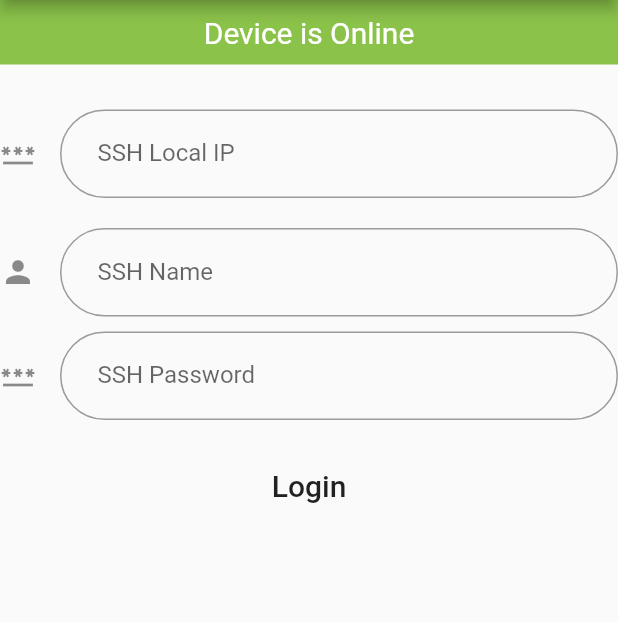
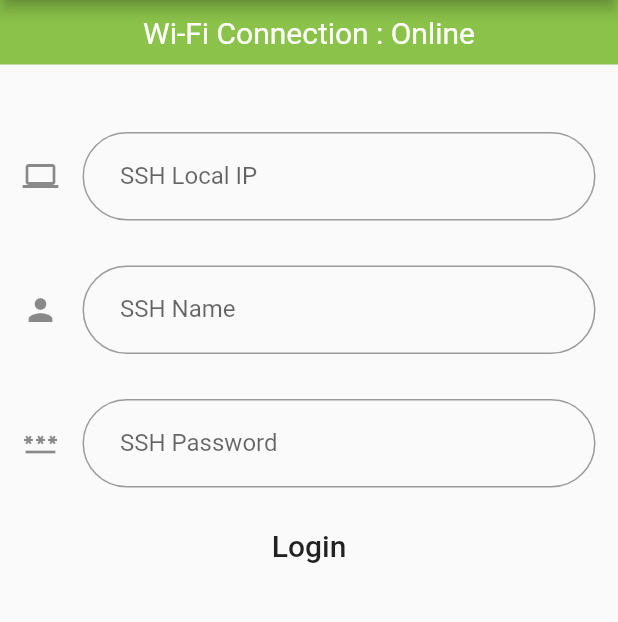
Before and after one commit to denixsucks/SSHx, a Flutter app: the screen it shows after launch, after a tap on "Login", on a phone screen of 412 x 824 dp, the part 84-706 px from its top. Run offline on Flutter 3.47's test engine with Material 2 defaults, Android fonts, the phone set to English and light mode, and no system bars; our stand-ins replace connectivity_plus; missing offline and left inert: dartssh2.

Commit message:
ok nice.

```diff
--- /dev/null
+++ b/lib/home.dart
@@ -0,0 +1 @@
+import 'package:flutter/material.dart';
--- /dev/null
+++ b/lib/loginscreen.dart
@@ -0,0 +1,155 @@
+import 'dart:async';
+import 'package:connectivity_plus/connectivity_plus.dart';
+import 'package:flutter/material.dart';
+import 'package:dartssh2/dartssh2.dart';
+
+class Home extends StatefulWidget {
+  const Home({Key? key}) : super(key: key);
+
+  @override
+  _HomeState createState() => _HomeState();
+}
+
+//----------------------------- STATES
+class _HomeState extends State<Home> {
+  StreamSubscription? connection;
+  bool isoffline = false;
+  String sshIP = '';
+  String sshName = '';
+  String sshPassword = '';
+
+  @override
+  void initState() {
+    connection = Connectivity()
+        .onConnectivityChanged
+        .listen((ConnectivityResult result) {
+      // whenevery connection status is changed.
+      if (result == ConnectivityResult.wifi) {
+        //there is no any connection
+        setState(() {
+          isoffline = false;
+        });
+      } else {
+        //connection is from wifi
+        setState(() {
+          isoffline = true;
+        });
+      }
+    });
+    super.initState();
+  }
+
+  @override
+  void dispose() {
+    connection!.cancel();
+    super.dispose();
+  }
+
+  void sshConnect() async {
+    setState(() {});
+    final client = SSHClient(
+      await SSHSocket.connect(sshIP, 22),
+      username: sshName,
+      onPasswordRequest: () => sshPassword,
+    );
+    await client.execute("touch ~/kedi.txt");
+    client.close();
+  }
+
+//------------------------------- STATELESS WIDGETS
+  @override
+  Widget build(BuildContext context) {
+    return Scaffold(
+      appBar: AppBar(
+        title: const Text("Flutnix"),
+        backgroundColor: Colors.purple,
+      ),
+      body: Center(
+          child: ListView(children: [
+        Container(
+          width: double.infinity,
+          alignment: Alignment.center,
+          margin: const EdgeInsets.only(bottom: 30),
+          color: isoffline ? Colors.red : Colors.lightGreen,
+          //red color on offline, green on online
+          padding: const EdgeInsets.all(10),
+          child: Text(
+            isoffline
+                ? "Wi-Fi Connection : Offline"
+                : "Wi-Fi Connection : Online",
+            style: const TextStyle(fontSize: 20, color: Colors.white),
+          ),
+        ),
+        Padding(
+          padding: const EdgeInsets.all(15),
+          child: TextField(
+            keyboardType: TextInputType.text,
+            onChanged: (val) {
+              setState(() {
+                sshIP = val;
+              });
+            },
+            decoration: InputDecoration(
+                labelText: 'SSH Local IP',
+                hintText: '192.168.x.x',
+                icon: const Icon(Icons.computer),
+                contentPadding:
+                    const EdgeInsets.symmetric(horizontal: 25, vertical: 20),
+                border: OutlineInputBorder(
+                    borderRadius: BorderRadius.circular(50.0))),
+          ),
+        ),
+        Padding(
+          padding: const EdgeInsets.all(15),
+          child: TextField(
+            keyboardType: TextInputType.emailAddress,
+            onChanged: (val) {
+              setState(() {
+                sshName = val;
+              });
+            },
+            decoration: InputDecoration(
+                labelText: 'SSH Name',
+                hintText: 'Example: root',
+                icon: const Icon(Icons.person),
+                contentPadding:
+                    const EdgeInsets.symmetric(horizontal: 25, vertical: 20),
+                border: OutlineInputBorder(
+                    borderRadius: BorderRadius.circular(50.0))),
+          ),
+        ),
+        Padding(
+          padding: const EdgeInsets.all(15),
+          child: TextField(
+            keyboardType: TextInputType.text,
+            onChanged: (val) {
+              setState(() {
+                sshPassword = val;
+              });
+            },
+            obscureText: true,
+            decoration: InputDecoration(
+                labelText: 'SSH Password',
+                hintText: '*************',
+                icon: const Icon(Icons.password),
+                contentPadding:
+                    const EdgeInsets.symmetric(horizontal: 25, vertical: 20),
+                border: OutlineInputBorder(
+                    borderRadius: BorderRadius.circular(50.0))),
+          ),
+        ),
+        Padding(
+          padding: const EdgeInsets.only(bottom: 5),
+          child: ButtonTheme(
+            height: 56,
+            child: TextButton(
+              child: const Text('Login',
+                  style: TextStyle(color: Colors.black87, fontSize: 20)),
+              onPressed: () => sshConnect(),
+            ),
+          ),
+        )
+      ])),
+    );
+  }
+}
--- a/lib/main.dart
+++ b/lib/main.dart
@@ -1,167 +1,18 @@
 import 'dart:async';
-import 'package:connectivity_plus/connectivity_plus.dart';
+import 'package:flutnix/splash.dart';
 import 'package:flutter/material.dart';
-import 'package:dartssh2/dartssh2.dart';
 
 Future<void> main() async {
-  runApp(MyApp());
+  runApp(const MyApp());
 }
 
 class MyApp extends StatelessWidget {
+  const MyApp({Key? key}) : super(key: key);
+
   @override
   Widget build(BuildContext context) {
-    return MaterialApp(
-      home: Home(),
+    return const MaterialApp(
+      home: Splash(),
     );
   }
 }
-
-class Home extends StatefulWidget {
-  @override
-  _HomeState createState() => _HomeState();
-}
-
-//----------------------------- STATES
-class _HomeState extends State<Home> {
-  StreamSubscription? connection;
-  bool isoffline = false;
-  String sshIP = '';
-  String sshName = '';
-  String sshPassword = '';
-
-  @override
-  void listenTextBox() {}
-
-  @override
-  void initState() {
-    connection = Connectivity()
-        .onConnectivityChanged
-        .listen((ConnectivityResult result) {
-      // whenevery connection status is changed.
-      if (result == ConnectivityResult.wifi) {
-        //there is no any connection
-        setState(() {
-          isoffline = false;
-        });
-      } else {
-        //connection is from wifi
-        setState(() {
-          isoffline = true;
-        });
-      }
-    });
-    super.initState();
-  }
-
-  @override
-  void dispose() {
-    connection!.cancel();
-    super.dispose();
-  }
-
-  void sshConnect() async {
-    setState(() {});
-    final client = SSHClient(
-      await SSHSocket.connect('192.168.3.107', 22),
-      username: sshName,
-      onPasswordRequest: () => sshPassword,
-    );
-    await client.execute("touch ~/kedi.txt");
-    client.close();
-  }
-
-//------------------------------- STATELESS WIDGETS
-  @override
-  Widget build(BuildContext context) {
-    return Scaffold(
-      appBar: AppBar(
-        title: Text("Flutnix"),
-        backgroundColor: Colors.purple,
-      ),
-      body: Center(
-          child: ListView(children: [
-        Container(
-          width: double.infinity,
-          alignment: Alignment.center,
-          margin: EdgeInsets.only(bottom: 30),
-          color: isoffline ? Colors.red : Colors.lightGreen,
-          //red color on offline, green on online
-          padding: EdgeInsets.all(10),
-          child: Text(
-            isoffline ? "Device is Offline" : "Device is Online",
-            style: TextStyle(fontSize: 20, color: Colors.white),
-          ),
-        ),
-        Padding(
-          padding: const EdgeInsets.only(bottom: 20),
-          child: TextField(
-            keyboardType: TextInputType.text,
-            onChanged: (val) {
-              setState(() {
-                sshIP = val;
-              });
-            },
-            decoration: InputDecoration(
-                labelText: 'SSH Local IP',
-                hintText: '192.168.x.x',
-                icon: const Icon(Icons.password),
-                contentPadding:
-                    const EdgeInsets.symmetric(horizontal: 25, vertical: 20),
-                border: OutlineInputBorder(
-                    borderRadius: BorderRadius.circular(50.0))),
-          ),
-        ),
-        Padding(
-          padding: const EdgeInsets.only(bottom: 10),
-          child: TextField(
-            keyboardType: TextInputType.emailAddress,
-            onChanged: (val) {
-              setState(() {
-                sshName = val;
-              });
-            },
-            decoration: InputDecoration(
-                labelText: 'SSH Name',
-                hintText: 'Example: root',
-                icon: const Icon(Icons.person),
-                contentPadding:
-                    const EdgeInsets.symmetric(horizontal: 25, vertical: 20),
-                border: OutlineInputBorder(
-                    borderRadius: BorderRadius.circular(50.0))),
-          ),
-        ),
-        Padding(
-          padding: const EdgeInsets.only(bottom: 20),
-          child: TextField(
-            keyboardType: TextInputType.text,
-            onChanged: (val) {
-              setState(() {
-                sshPassword = val;
-              });
-            },
-            obscureText: true,
-            decoration: InputDecoration(
-                labelText: 'SSH Password',
-                hintText: '*************',
-                icon: const Icon(Icons.password),
-                contentPadding:
-                    const EdgeInsets.symmetric(horizontal: 25, vertical: 20),
-                border: OutlineInputBorder(
-                    borderRadius: BorderRadius.circular(50.0))),
-          ),
-        ),
-        Padding(
-          padding: const EdgeInsets.only(bottom: 5),
-          child: ButtonTheme(
-            height: 56,
-            child: TextButton(
-              child: const Text('Login',
-                  style: TextStyle(color: Colors.black87, fontSize: 20)),
-              onPressed: () => sshConnect(),
-            ),
-          ),
-        )
-      ])),
-    );
-  }
-}
--- /dev/null
+++ b/lib/splash.dart
@@ -0,0 +1,36 @@
+import 'package:flutnix/loginscreen.dart';
+import 'package:flutter/material.dart';
+
+class Splash extends StatefulWidget {
+  const Splash({Key? key}) : super(key: key);
+
+  @override
+  _SplashState createState() => _SplashState();
+}
+
+class _SplashState extends State<Splash> {
+  @override
+  void initState() {
+    super.initState();
+    _navigateToHome();
+  }
+
+  _navigateToHome() async {
+    await Future.delayed(const Duration(milliseconds: 2000), () {});
+    Navigator.pushReplacement(
+        context, MaterialPageRoute(builder: (context) => const Home()));
+  }
+
+  @override
+  Widget build(BuildContext context) {
+    return Scaffold(
+      body: Center(
+        // ignore: avoid_unnecessary_containers
+        child: Container(
+          child: const Text('Splash Screen',
+              style: TextStyle(fontSize: 24, fontWeight: FontWeight.bold)),
+        ),
+      ),
+    );
+  }
+}
```
Also changed, not shown: 1 other file.
